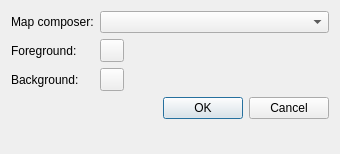
The window that TurnGray/turn_gray_dialog_base.ui (raymondnijssen/turngray) describes before a commit, drawn with Qt 5.
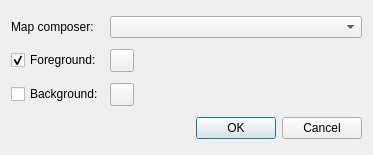
The same window after the commit. Custom widgets are drawn as their Qt base class.

The edit to the form file:
```diff
--- a/TurnGray/turn_gray_dialog_base.ui
+++ b/TurnGray/turn_gray_dialog_base.ui
@@ -6,17 +6,14 @@
    <rect>
     <x>0</x>
     <y>0</y>
-    <width>340</width>
-    <height>154</height>
+    <width>373</width>
+    <height>155</height>
    </rect>
   </property>
   <property name="windowTitle">
    <string>Turn Gray</string>
   </property>
-  <layout class="QFormLayout" name="formLayout">
-   <property name="fieldGrowthPolicy">
-    <enum>QFormLayout::AllNonFixedFieldsGrow</enum>
-   </property>
+  <layout class="QGridLayout" name="gridLayout">
    <item row="0" column="0">
     <widget class="QLabel" name="label_composer">
      <property name="text">
@@ -28,10 +25,13 @@
     <widget class="QComboBox" name="comboBox_composer"/>
    </item>
    <item row="1" column="0">
-    <widget class="QLabel" name="label_foreground_color">
+    <widget class="QCheckBox" name="checkBox_foreground">
      <property name="text">
       <string>Foreground:</string>
      </property>
+     <property name="checked">
+      <bool>true</bool>
+     </property>
     </widget>
    </item>
    <item row="1" column="1">
@@ -53,7 +53,7 @@
     </widget>
    </item>
    <item row="2" column="0">
-    <widget class="QLabel" name="label_background_color">
+    <widget class="QCheckBox" name="checkBox_background">
      <property name="text">
       <string>Background:</string>
      </property>
@@ -70,7 +70,7 @@
      </property>
     </widget>
    </item>
-   <item row="4" column="0" colspan="2">
+   <item row="3" column="1">
     <widget class="QDialogButtonBox" name="button_box">
      <property name="orientation">
       <enum>Qt::Horizontal</enum>
```
